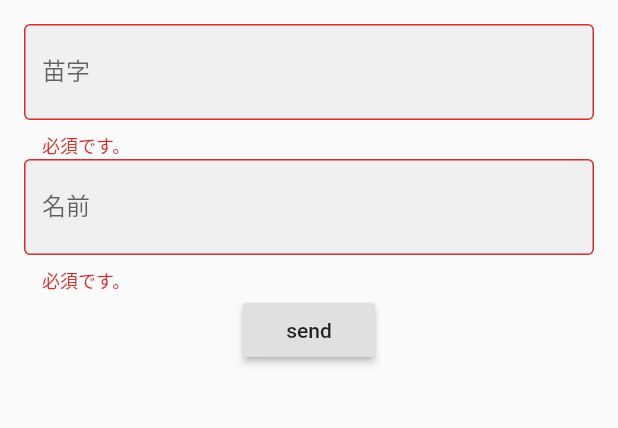
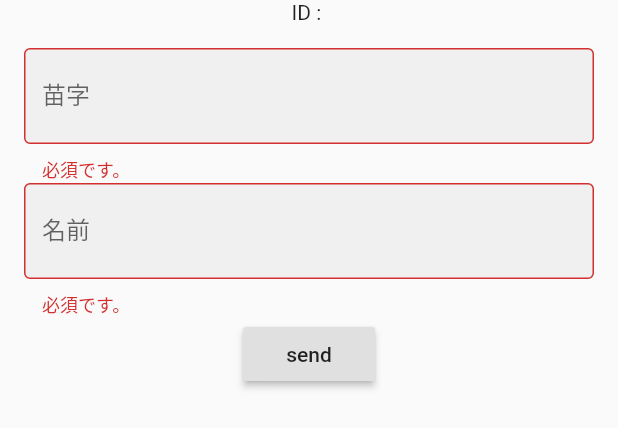
Before and after one commit to cheesejp/firestore-link, a Flutter app: the UserForm widget shown alone on an empty page, opened directly, after a tap on "send", on a phone screen of 412 x 824 dp. Shown: the top 428 px of the screen. Run offline on Flutter 3.47's test engine with Material 2 defaults, Android fonts, the phone set to English and light mode, and no system bars; our stand-ins replace cloud_firestore, flutter_slidable; accounts and stored records are empty.

Commit message:
Create、Update、Deleteが一通りできるようになった。

```diff
--- a/lib/firestore_users_bloc.dart
+++ b/lib/firestore_users_bloc.dart
@@ -21,7 +21,7 @@ class FirestoreUsersBloc {
     _listController.sink.add(_list);
   }
 
-  Future<void> newUser(User user, {int delayTime = 0}) {
+  Future<void> editUser(User user, {int delayTime = 0}) {
     Future.delayed(Duration(seconds: delayTime));
     if (user.documentId.isEmpty) {
       return Firestore.instance.collection(_collectionId).add({
--- a/lib/user_edit.dart
+++ b/lib/user_edit.dart
@@ -9,21 +9,8 @@ class UserEdit extends StatelessWidget {
 
   UserEdit({this.title});
 
-  User _getUserInfo(context) {
-    var user = ModalRoute.of(context).settings.arguments;
-
-    if (!(user is User)) {
-      throw new Exception(
-          'User以外のオブジェクトがUserDetailの画面遷移引数に渡されています。User型を渡してください。');
-    }
-
-    return user;
-  }
-
   @override
   Widget build(BuildContext context) {
-    User user = _getUserInfo(context);
-
     return Scaffold(
       appBar: AppBar(
         title: Text(this.title),
@@ -33,9 +20,6 @@ class UserEdit extends StatelessWidget {
           mainAxisAlignment: MainAxisAlignment.center,
           children: <Widget>[
             UserForm(),
-            Text(user.documentId),
-            Text(user.lastName),
-            Text(user.name),
           ],
         ),
       ),
@@ -48,19 +32,18 @@ class UserForm extends StatelessWidget {
   final _nameController = TextEditingController();
   final _lastNameController = TextEditingController();
 
-  String requireValidation(value) {
-    if (value.isEmpty) {
-      return '必須です。';
-    }
-    return null;
-  }
-
   @override
   Widget build(BuildContext context) {
     FirestoreUsersBloc bloc =
         Provider.of<FirestoreUsersBloc>(context, listen: false);
+    User _user = _getUserInfo(context);
+    _nameController.text = _user.name;
+    _lastNameController.text = _user.lastName;
 
-    return Form(
+    return Column(
+      children: <Widget>[
+        Text('ID : ${_user.documentId}'),
+        Form(
           key: _formkey,
           child: Padding(
             padding: const EdgeInsets.all(16.0),
@@ -74,7 +57,7 @@ class UserForm extends StatelessWidget {
                     hintText: '苗字を入力してください。',
                     labelText: '苗字',
                   ),
-              validator: requireValidation,
+                  validator: _requireValidation,
                 ),
                 TextFormField(
                   controller: _nameController,
@@ -84,17 +67,15 @@ class UserForm extends StatelessWidget {
                     hintText: '名前を入力してください。',
                     labelText: '名前',
                   ),
-              validator: requireValidation,
+                  validator: _requireValidation,
                 ),
                 RaisedButton(
                   child: const Text('send'),
                   onPressed: () {
                     if (_formkey.currentState.validate()) {
-                  bloc
-                      .newUser(User(
-                          name: _nameController.text,
-                          lastName: _lastNameController.text))
-                      .then((onValue) {
+                      _user.name = _nameController.text;
+                      _user.lastName = _lastNameController.text;
+                      bloc.editUser(_user).then((onValue) {
                         print('success!');
                       }).catchError((onError) {
                         print('error!');
@@ -109,7 +90,31 @@ class UserForm extends StatelessWidget {
               ],
             ),
           ),
+        ),
+      ],
     );
+  }
+
+  User _getUserInfo(context) {
+    User user = ModalRoute.of(context).settings.arguments;
+
+    if (user == null) {
+      user = User();
+    }
+
+    if (!(user is User)) {
+      throw new Exception(
+          'User以外のオブジェクトがUserDetailの画面遷移引数に渡されています。User型を渡してください。');
+    }
+
+    return user;
+  }
+
+  String _requireValidation(value) {
+    if (value.isEmpty) {
+      return '必須です。';
+    }
+    return null;
   }
 
   void dispose() {
```
Also changed, not shown: lib/main.dart (+7 -0 lines). Lines whose indentation alone changed are shown as unchanged.
